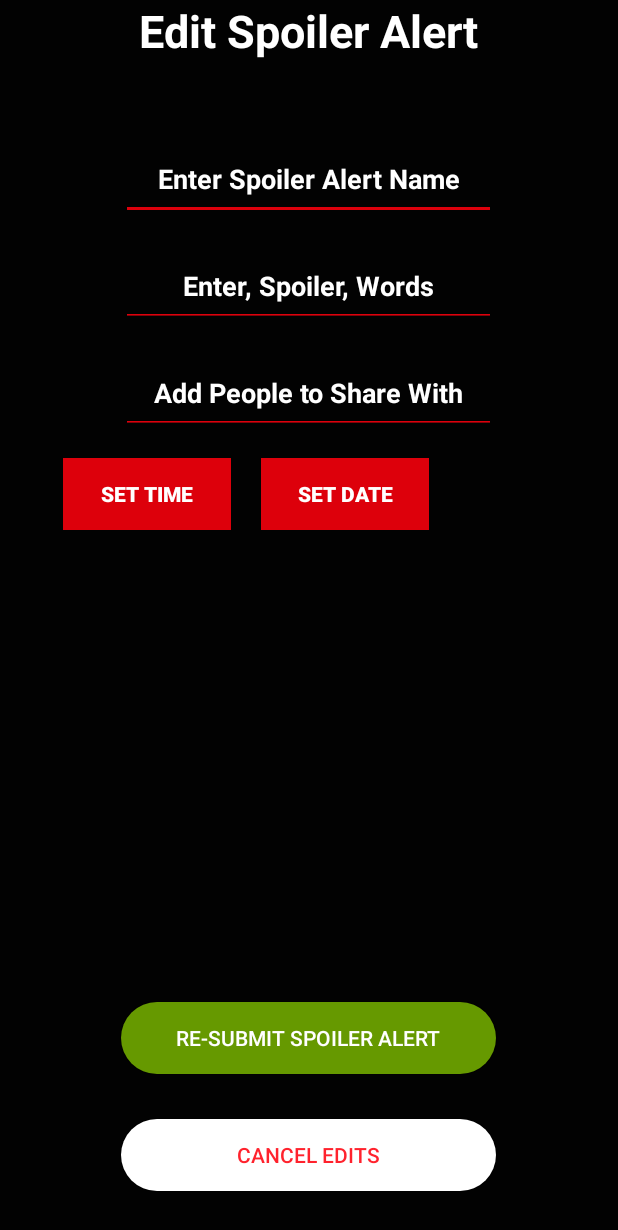
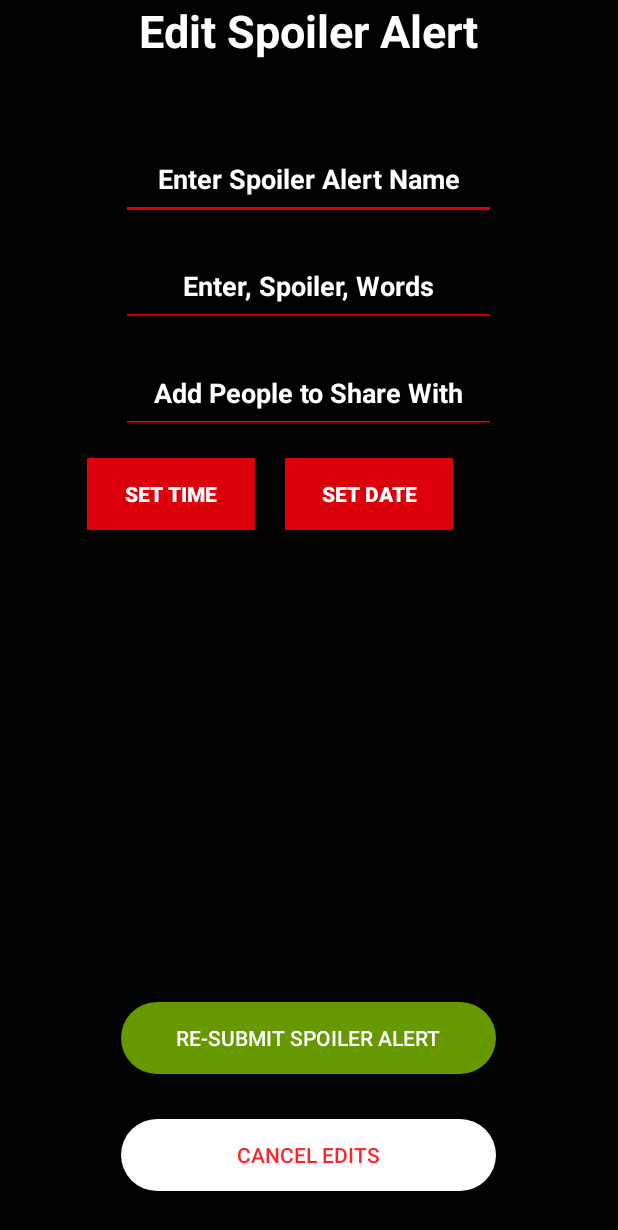
Before and after one commit to AustinLee2/SpoilerAlert2, an Android app: the EditActivity screen opened directly, with no data from a screen before it, on a phone screen of 412 x 824 dp. Shown: the top 1230 px of the screen. Run offline under Robolectric (Android 15) with nearby library versions, the phone set to English and light mode, and no system bars.

Commit message:
Edit Spoiler Activity Layout Updated

```diff
--- a/app/src/main/res/layout/edit_spoiler_alerts.xml
+++ b/app/src/main/res/layout/edit_spoiler_alerts.xml
@@ -54,13 +54,13 @@
         android:layout_width="250dp"
         android:layout_height="wrap_content"
         android:layout_marginTop="16dp"
+        android:backgroundTint="@color/colorAccent"
         android:hint="@string/add_contacts_here"
         android:padding="15dp"
         android:textAlignment="center"
         android:textColor="@color/colorPrimary"
         android:textColorHint="@color/colorPrimary"
         android:textColorLink="@color/colorAccent"
-        android:backgroundTint="@color/colorAccent"
         android:textStyle="bold" />
 
     <LinearLayout
@@ -74,8 +74,8 @@
             android:id="@+id/setTime"
             android:layout_width="112dp"
             android:layout_height="wrap_content"
-            android:layout_marginRight="20dp"
-            android:layout_marginStart="42dp"
+            android:layout_marginEnd="20dp"
+            android:layout_marginStart="58dp"
             android:background="@color/colorAccent"
             android:text="@string/set_time_text"
             android:textColor="@color/colorPrimary"
@@ -85,7 +85,6 @@
             android:id="@+id/setDate"
             android:layout_width="112dp"
             android:layout_height="wrap_content"
-            android:layout_marginLeft="20dp"
             android:background="@color/colorAccent"
             android:text="@string/set_date_text"
             android:textColor="@color/colorPrimary"
```
